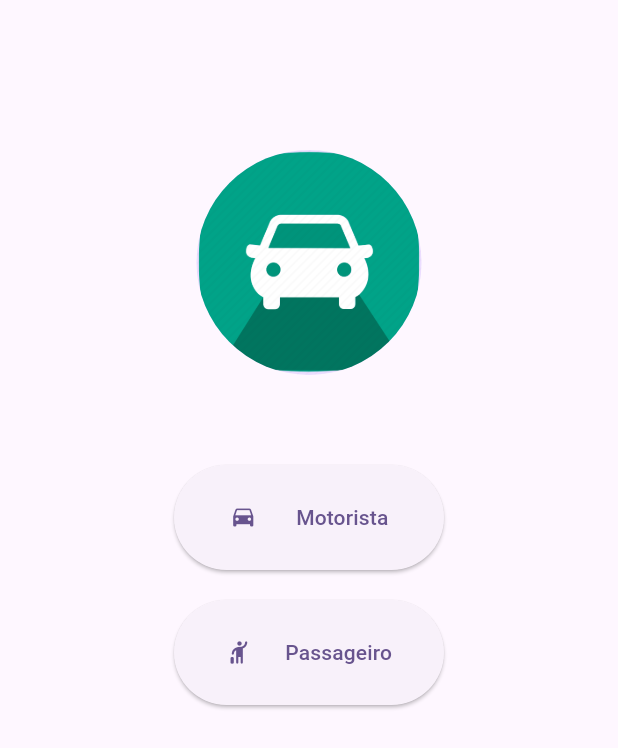
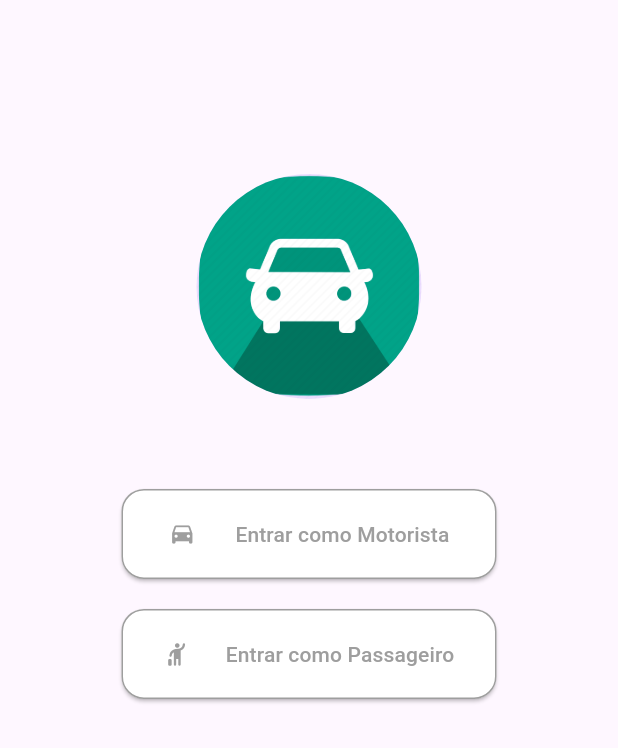
Before and after one commit to NelsonChad/boleia, a Flutter app: the screen it shows after launch, after a tap on "Entrar com o Google", on a phone screen of 412 x 824 dp. Shown: the top 748 px of the screen. Run offline on Flutter 3.47's test engine with Material 3 defaults, Android fonts, the phone set to English and light mode, and no system bars.

Commit message:
fix button and change start_Page button

```diff
--- a/lib/ui/views/login/login_view.dart
+++ b/lib/ui/views/login/login_view.dart
@@ -29,6 +29,7 @@ class LoginPage extends StatelessWidget {
                   child: AppButton(
                     color: Colors.red,
                     fcolor: Colors.white,
+                    borderColor: Colors.red,
                     icon: Icons.facebook,
                     hasIcon: true,
                     label: "Entrar com o Google",
@@ -44,6 +45,7 @@ class LoginPage extends StatelessWidget {
                   child: AppButton(
                     color: Colors.blue,
                     fcolor: Colors.white,
+                    borderColor: Colors.blue,
                     icon: Icons.facebook,
                     hasIcon: true,
                     label: "Entrar com o Facebook",
@@ -83,6 +85,7 @@ class LoginPage extends StatelessWidget {
                   child: AppButton(
                     color: Colors.green,
                     fcolor: Colors.white,
+                    borderColor: Colors.green,
                     hasIcon: false,
                     label: "Login",
                     height: 60.0,
--- a/lib/ui/views/start/start_page.dart
+++ b/lib/ui/views/start/start_page.dart
@@ -1,6 +1,7 @@
 import 'package:boleia_app/ui/views/halpers/functions.dart';
 import 'package:boleia_app/ui/views/home/home_page.dart';
 import 'package:boleia_app/ui/views/home_driver/home_driver.dart';
+import 'package:boleia_app/ui/widgets/button.dart';
 import 'package:flutter/material.dart';
 
 class StartPage extends StatelessWidget {
@@ -10,6 +11,8 @@ class StartPage extends StatelessWidget {
   Widget build(BuildContext context) {
     return Scaffold(
       body: Center(
+        child: Padding(
+          padding: const EdgeInsets.all(16.0),
           child: Column(
             children: [
               const SizedBox(height: 100),
@@ -19,40 +22,42 @@ class StartPage extends StatelessWidget {
                 maxRadius: 75,
               ),
               const SizedBox(height: 60),
-            ElevatedButton(
-              style: ButtonStyle(
-                minimumSize: MaterialStateProperty.all(const Size(100.0, 70.0)),
-                maximumSize: MaterialStateProperty.all(const Size(180.0, 70.0)),
-              ),
+              SizedBox(
+                width: 250,
+                child: AppButton(
+                  color: Colors.white,
+                  fcolor: Colors.grey,
+                  borderColor: Colors.grey,
+                  icon: Icons.drive_eta,
+                  hasIcon: true,
+                  label: "Entrar como Motorista",
+                  height: 60.0,
+                  width: double.infinity,
                   onPressed: () {
                     navegateReplaceTo(context, const HomeDriver());
                   },
-              child: const Row(
-                mainAxisAlignment: MainAxisAlignment.spaceAround,
-                children: [
-                  Icon(Icons.drive_eta),
-                  Text('Motorista'),
-                ],
                 ),
               ),
               const SizedBox(height: 20),
-            ElevatedButton(
-              style: ButtonStyle(
-                minimumSize: MaterialStateProperty.all(const Size(100.0, 70.0)),
-                maximumSize: MaterialStateProperty.all(const Size(180.0, 70.0)),
-              ),
+              SizedBox(
+                width: 250,
+                child: AppButton(
+                  borderColor: Colors.grey,
+                  color: Colors.white,
+                  fcolor: Colors.grey,
+                  icon: Icons.hail_rounded,
+                  hasIcon: true,
+                  label: "Entrar como Passageiro",
+                  height: 60.0,
+                  width: double.infinity,
                   onPressed: () {
                     navegateReplaceTo(context, const HomePage());
                   },
-              child: const Row(
-                mainAxisAlignment: MainAxisAlignment.spaceAround,
-                children: [
-                  Icon(Icons.hail_rounded),
-                  Text('Passageiro'),
+                ),
+              ),
+              const SizedBox(height: 20),
             ],
           ),
-            ),
-          ],
         ),
       ),
     );
--- a/lib/ui/widgets/button.dart
+++ b/lib/ui/widgets/button.dart
@@ -5,6 +5,7 @@ class AppButton extends StatelessWidget {
   final double? height;
   final Color color;
   final Color fcolor;
+  final Color borderColor;
   final String label;
   final IconData? icon;
   final bool hasIcon;
@@ -19,7 +20,8 @@ class AppButton extends StatelessWidget {
       this.onPressed,
       this.icon,
       required this.fcolor,
-      required this.hasIcon});
+      required this.hasIcon,
+      required this.borderColor});
 
   @override
   Widget build(BuildContext context) {
@@ -40,7 +42,7 @@ class AppButton extends StatelessWidget {
           shape: MaterialStateProperty.all<RoundedRectangleBorder>(
             RoundedRectangleBorder(
               borderRadius: BorderRadius.circular(15),
-              side: BorderSide(color: color),
+              side: BorderSide(color: borderColor),
             ),
           ),
         ),
--- a/pubspec.yaml
+++ b/pubspec.yaml
@@ -35,6 +35,7 @@ dependencies:
   # The following adds the Cupertino Icons font to your application.
   # Use with the CupertinoIcons class for iOS style icons.
   cupertino_icons: ^1.0.2
+  font_awesome_flutter: ^10.7.0
 
 dev_dependencies:
   flutter_test:
```
Also changed, not shown: pubspec.lock. Lines whose indentation alone changed are shown as unchanged.
